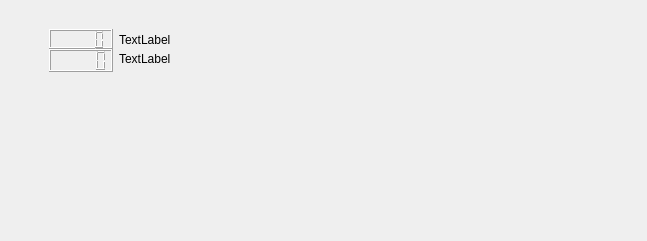
Qt form Symulator/charts.ui (jakubt33/Inverted_Pendulum_Symulator) before a commit.
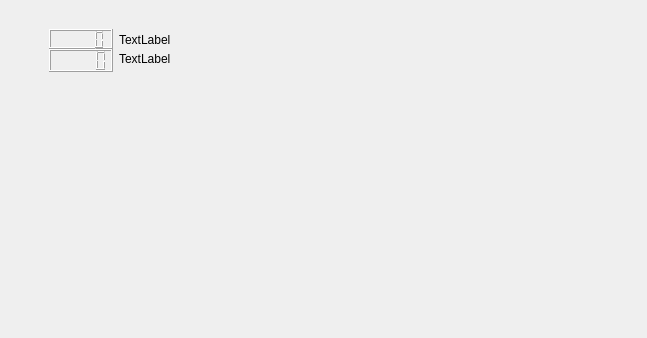
The same form after that commit. Custom widgets are drawn as their Qt base class.

Diff of the .ui file:
```diff
--- a/Symulator/charts.ui
+++ b/Symulator/charts.ui
@@ -7,7 +7,7 @@
     <x>0</x>
     <y>0</y>
     <width>647</width>
-    <height>241</height>
+    <height>338</height>
    </rect>
   </property>
   <property name="windowTitle">
@@ -19,7 +19,7 @@
      <x>9</x>
      <y>9</y>
      <width>631</width>
-     <height>221</height>
+     <height>321</height>
     </rect>
    </property>
    <property name="sizePolicy">
```
